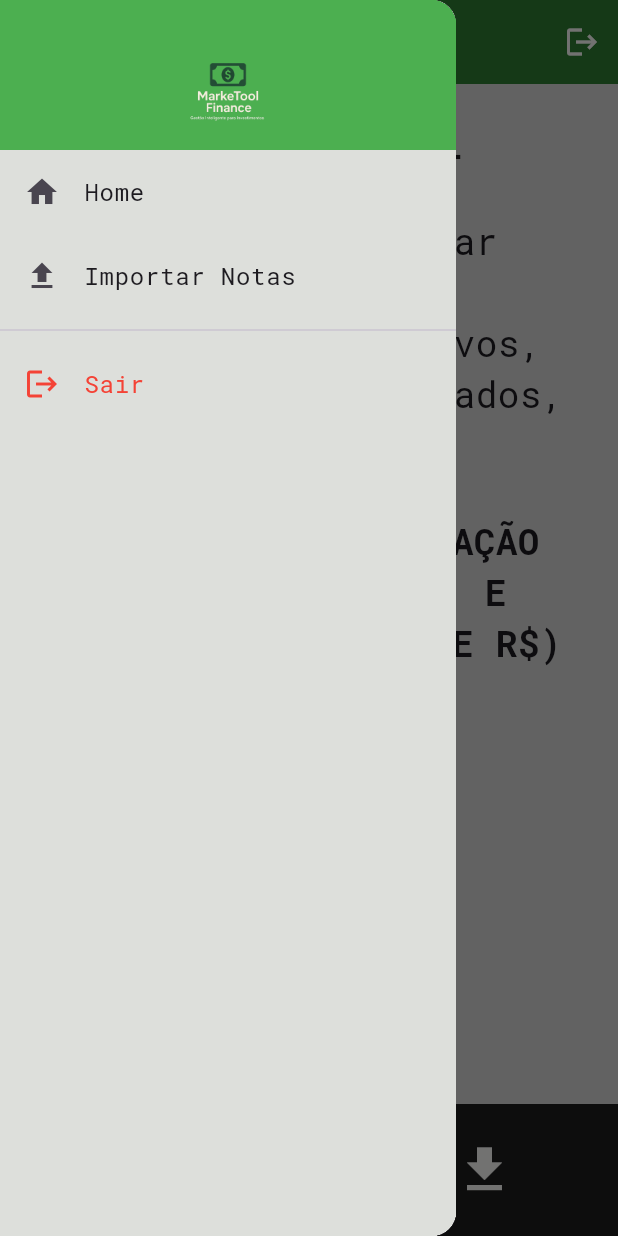
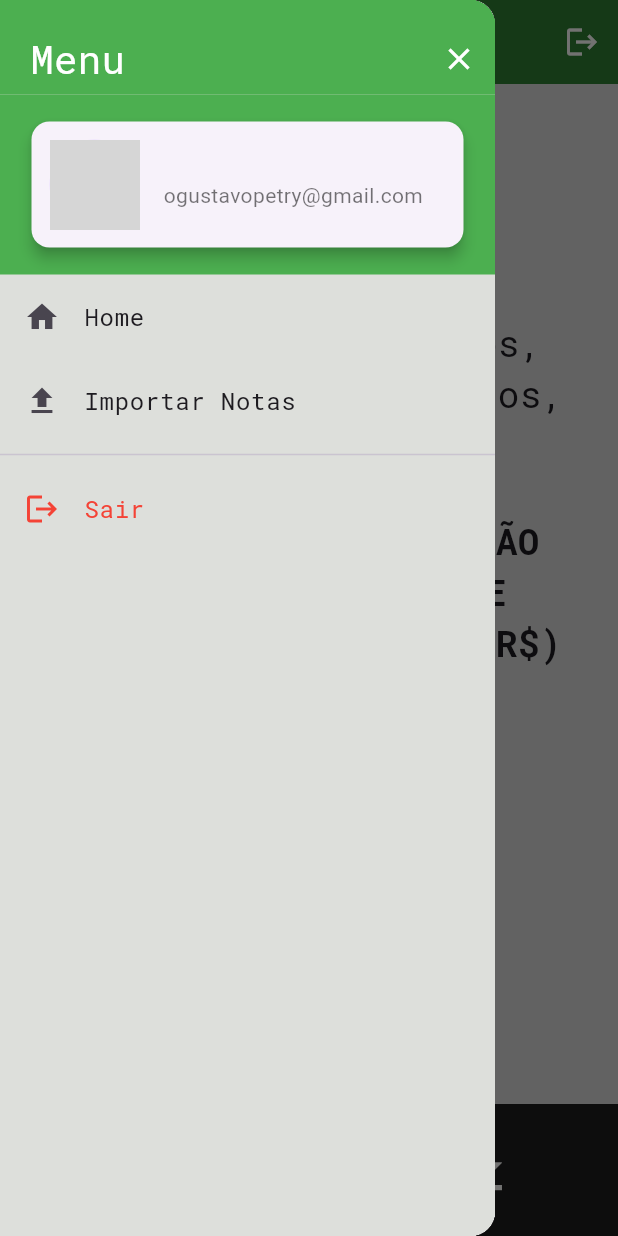
Before and after one commit to GuustavoPetry/marketool_finance, a Flutter app: the BaseLayoutView screen opened by its route, with the side drawer open, on a phone screen of 412 x 824 dp. Run offline on Flutter 3.47's test engine with Material 3 defaults, Android fonts, the light colour scheme and no system bars; missing offline and left inert: file_selector; network calls fail; grey boxes are pictures that could not be loaded.

Commit message:
Inserindo User Card no Drawer

```diff
--- a/lib/src/widgets/custom_app_drawer.dart
+++ b/lib/src/widgets/custom_app_drawer.dart
@@ -2,6 +2,7 @@ import 'package:flutter/material.dart';
 import 'package:marketool_financer/src/app/app_menu_items.dart';
 import 'package:marketool_financer/src/services/auth_service.dart';
 import 'package:marketool_financer/src/views/login_view.dart';
+import 'package:marketool_financer/src/widgets/custom_user_card.dart';
 
 class CustomAppDrawer extends StatelessWidget {
   const CustomAppDrawer({super.key});
@@ -9,18 +10,61 @@ class CustomAppDrawer extends StatelessWidget {
   @override
   Widget build(BuildContext context) {
     return Drawer(
+      width: 330,
       child: Container(
         color: const Color(0xFFDDDFDB),
         child: ListView(
           padding: EdgeInsets.zero,
           children: [
             Container(
+              width: double.infinity,
               color: const Color(0xFF4CAF50),
-              height: 100,
+              child: Row(
+                mainAxisAlignment: MainAxisAlignment.spaceBetween,
+                children: [
+                  Padding(
+                    padding: const EdgeInsets.only(top: 15, left: 20),
+                    child: Text(
+                      "Menu",
+                      style: TextStyle(
+                        fontSize: 26,
+                        fontFamily: "RobotoMono",
+                        color: Colors.white,
+                      ),
+                    ),
+                  ),
+
+                  Padding(
+                    padding: const EdgeInsets.only(top: 15, left: 20),
+                    child: IconButton(
+                      icon: Icon(Icons.close),
+                      color: Colors.white,
+                      onPressed: () {
+                        Navigator.of(context).pop();
+                      },
+                    ),
+                  ),
+                ],
+              ),
+            ),
+
+            Container(
+              color: const Color(0xFF4CAF50),
+              height: 120,
               alignment: Alignment.center,
               child: Padding(
-                padding: EdgeInsetsGeometry.only(top: 30, bottom: 10),
-                child: Center(child: Image.asset("assets/images/darkLogo.png")),
+                padding: EdgeInsetsGeometry.only(top: 5, bottom: 5),
+                child: Container(
+                  width: 320,
+                  height: 100,
+                  alignment: Alignment.center,
+                  child: CustomUserCard(
+                    nome: "${AuthService.username}",
+                    email: "ogustavopetry@gmail.com",
+                    avatarUrl:
+                        "https://avatars.githubusercontent.com/u/172058538?v=4",
+                  ),
+                ),
               ),
             ),
             ...appMenuItems.map(
```
Also changed, not shown: lib/src/models/user_card_model.dart (deleted, +0 -30 lines), lib/src/views/login_view.dart (+6 -8 lines), lib/src/views/register_view.dart (+1 -7 lines).
